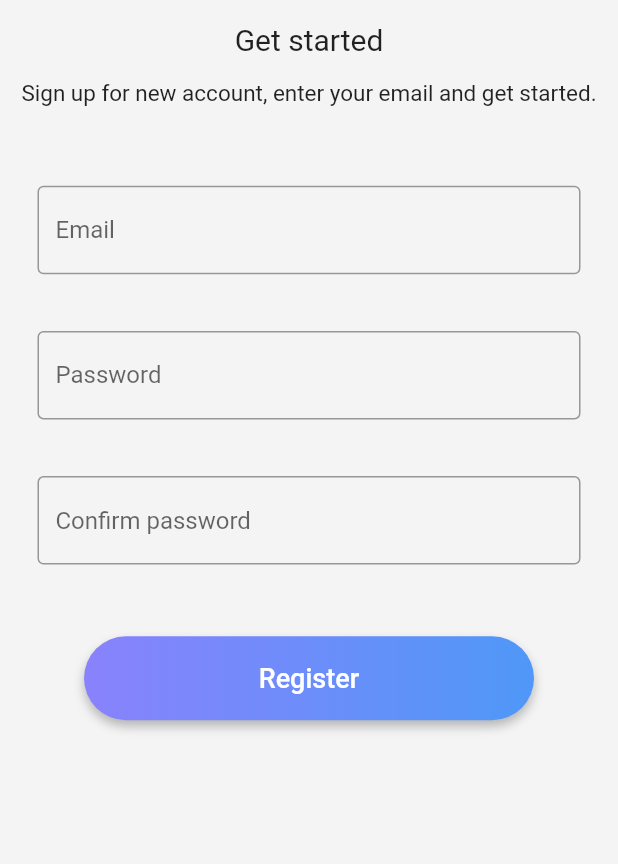
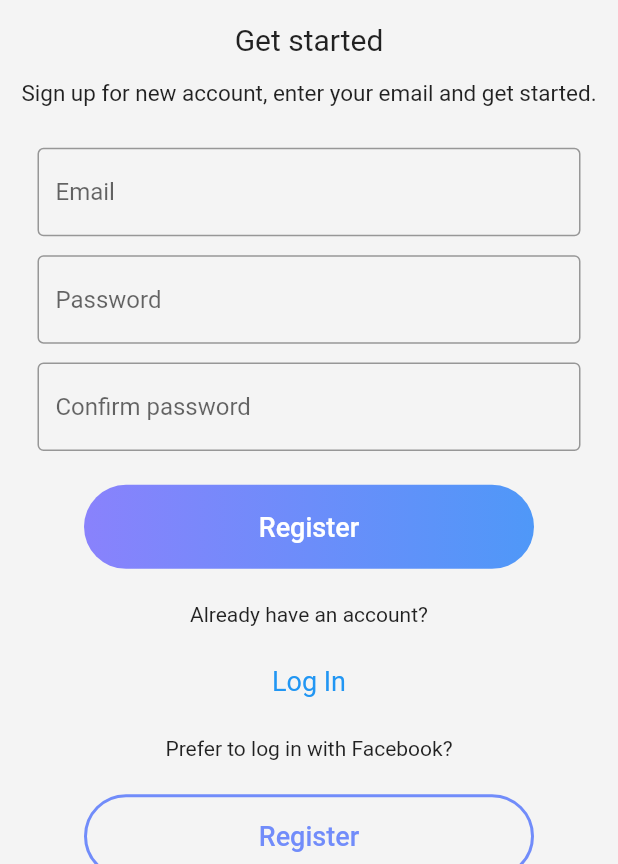
Before and after one commit to jp928/solo_traveller, a Flutter app: the GetStartScreen screen opened directly, on a phone screen of 412 x 824 dp, the part 372-1236 px from its top. Run offline on Flutter 3.47's test engine with Material 2 defaults, Android fonts, the light colour scheme and no system bars.

Commit message:
feat: add more styles on get start screen

```diff
--- a/lib/screens/get_start_screen.dart
+++ b/lib/screens/get_start_screen.dart
@@ -2,10 +2,13 @@ import 'package:flutter/material.dart';
 import 'package:solo_traveller/futures/register_future.dart';
 import 'package:solo_traveller/widgets/round_gradient_button.dart';
 
+import 'login_screen.dart';
+
 class GetStartScreen extends StatelessWidget {
   final TextEditingController _emailController = TextEditingController();
   final TextEditingController _passwordController = TextEditingController();
-  final TextEditingController _confirmPasswordController = TextEditingController();
+  final TextEditingController _confirmPasswordController =
+      TextEditingController();
 
   final _registerForm = GlobalKey<FormState>();
 
@@ -15,7 +18,8 @@ class GetStartScreen extends StatelessWidget {
       return;
     }
 
-    bool result = await register(_emailController.text, _passwordController.text);
+    bool result =
+        await register(_emailController.text, _passwordController.text);
 
     if (result) {
       Navigator.pop(context);
@@ -35,10 +39,14 @@ class GetStartScreen extends StatelessWidget {
         ),
         backgroundColor: Color(0xffF4F4F4),
         body: SafeArea(
+          child: GestureDetector(
+              onTap: () {
+                FocusScope.of(context).unfocus();
+              },
               child: SingleChildScrollView(
                   child: Container(
                 // height: 500,
-            height: 720,
+                height: 800,
                 child: Column(
                   mainAxisAlignment: MainAxisAlignment.start,
                   children: <Widget>[
@@ -66,7 +74,8 @@ class GetStartScreen extends StatelessWidget {
                               key: _registerForm,
                               child: Column(
                                 crossAxisAlignment: CrossAxisAlignment.center,
-                        mainAxisAlignment: MainAxisAlignment.spaceEvenly,
+                                mainAxisAlignment:
+                                    MainAxisAlignment.spaceEvenly,
                                 children: <Widget>[
                                   TextFormField(
                                     controller: _emailController,
@@ -75,21 +84,23 @@ class GetStartScreen extends StatelessWidget {
                                         return 'Please enter you email.';
                                       }
 
-                              if (RegExp(r'^(([^<>()[\]\\.,;:\s@\"]+(\.[^<>()[\]\\.,;:\s@\"]+)*)|(\".+\"))@((\[[0-9]{1,3}\.[0-9]{1,3}\.[0-9]{1,3}\.[0-9]{1,3}\])|(([a-zA-Z\-0-9]+\.)+[a-zA-Z]{2,}))$').hasMatch(text) == false) {
+                                      if (RegExp(r'^(([^<>()[\]\\.,;:\s@\"]+(\.[^<>()[\]\\.,;:\s@\"]+)*)|(\".+\"))@((\[[0-9]{1,3}\.[0-9]{1,3}\.[0-9]{1,3}\.[0-9]{1,3}\])|(([a-zA-Z\-0-9]+\.)+[a-zA-Z]{2,}))$')
+                                              .hasMatch(text) ==
+                                          false) {
                                         return 'Please enter a valid email.';
                                       }
                                       return null;
                                     },
                                     decoration: InputDecoration(
                                         border: OutlineInputBorder(
-                                    borderSide: new BorderSide(color: Color.fromRGBO(218, 218, 236, 1))
-                                ),
-
+                                            borderSide: new BorderSide(
+                                                color: Color.fromRGBO(
+                                                    218, 218, 236, 1))),
                                         focusedBorder: OutlineInputBorder(
-                                    borderSide: new BorderSide(color: Color.fromRGBO(79, 152, 248, 1))
-                                ),
-                                hintText: 'Email'
-                            ),
+                                            borderSide: new BorderSide(
+                                                color: Color.fromRGBO(
+                                                    79, 152, 248, 1))),
+                                        hintText: 'Email'),
                                     autocorrect: false,
                                   ),
                                   TextFormField(
@@ -103,11 +114,13 @@ class GetStartScreen extends StatelessWidget {
                                     },
                                     decoration: InputDecoration(
                                       border: OutlineInputBorder(
-                                  borderSide: new BorderSide(color: Color.fromRGBO(218, 218, 236, 1))
-                              ),
+                                          borderSide: new BorderSide(
+                                              color: Color.fromRGBO(
+                                                  218, 218, 236, 1))),
                                       focusedBorder: OutlineInputBorder(
-                                  borderSide: new BorderSide(color: Color.fromRGBO(79, 152, 248, 1))
-                              ),
+                                          borderSide: new BorderSide(
+                                              color: Color.fromRGBO(
+                                                  79, 152, 248, 1))),
                                       hintText: 'Password',
                                     ),
                                     autocorrect: false,
@@ -118,36 +131,69 @@ class GetStartScreen extends StatelessWidget {
                                     validator: (text) {
                                       if (text == null || text.isEmpty)
                                         return 'Please enter a password.';
-                              if (text != _confirmPasswordController.text)
+                                      if (text !=
+                                          _confirmPasswordController.text)
                                         return 'Confirm password has to match.';
 
                                       return null;
                                     },
                                     decoration: InputDecoration(
                                         border: OutlineInputBorder(
-                                    borderSide: new BorderSide(color: Color.fromRGBO(218, 218, 236, 1))
-                                ),
+                                            borderSide: new BorderSide(
+                                                color: Color.fromRGBO(
+                                                    218, 218, 236, 1))),
                                         focusedBorder: OutlineInputBorder(
-                                    borderSide: new BorderSide(color: Color.fromRGBO(79, 152, 248, 1))
-                                ),
-                                hintText: 'Confirm password'
-                            ),
+                                            borderSide: new BorderSide(
+                                                color: Color.fromRGBO(
+                                                    79, 152, 248, 1))),
+                                        hintText: 'Confirm password'),
                                     autocorrect: false,
                                     obscureText: true,
                                   ),
-
                                   RoundedGradientButton(
                                     buttonText: 'Register',
                                     width: 300,
                                     onPressed: () => _register(context),
                                   ),
+                                  Text('Already have an account?'),
+                                  TextButton(
+                                    style: TextButton.styleFrom(
+                                        shape: RoundedRectangleBorder(
+                                            borderRadius:
+                                                BorderRadius.circular(18.0)),
+                                        backgroundColor: Colors.transparent,
+                                        textStyle: TextStyle(fontSize: 18)),
+                                    // color: Colors.transparent,
+                                    // shape: RoundedRectangleBorder(
+                                    //     borderRadius: BorderRadius.circular(18.0)),
+                                    child: Text('Log In'),
+                                    onPressed: () {
+                                      Navigator.pushReplacement(
+                                          context,
+                                          new MaterialPageRoute(
+                                              builder: (context) =>
+                                                  new LoginScreen()));
+                                    },
+                                  ),
+                                  Text('Prefer to log in with Facebook?'),
+                                  RoundedGradientButton(
+                                    transparent: true,
+                                    buttonText: 'Register',
+                                    width: 300,
+                                    onPressed: () {
+                                      Navigator.pushReplacement(
+                                          context,
+                                          new MaterialPageRoute(
+                                              builder: (context) =>
+                                                  new LoginScreen()));
+                                    },
+                                  ),
                                 ],
                               ),
-                    )
-                ))
+                            )))
                   ],
                 ),
-          )),
+              ))),
         ));
   }
 }
--- a/lib/widgets/round_gradient_button.dart
+++ b/lib/widgets/round_gradient_button.dart
@@ -4,11 +4,13 @@ class RoundedGradientButton extends StatelessWidget {
   final String buttonText;
   final double width;
   final Function onPressed;
+  final bool transparent;
 
   RoundedGradientButton({
     required this.buttonText,
     required this.width,
     required this.onPressed,
+    this.transparent = false,
   });
 
   @override
@@ -17,11 +19,11 @@ class RoundedGradientButton extends StatelessWidget {
       padding: const EdgeInsets.all(10.0),
       child: Container(
         decoration: BoxDecoration(
-          boxShadow: [
-            BoxShadow(
-                color: Colors.black26, offset: Offset(0, 4), blurRadius: 5.0)
-          ],
-          gradient: LinearGradient(
+          // boxShadow: [
+          //   BoxShadow(
+          //       color: Colors.black26, offset: Offset(0, 4), blurRadius: 5.0)
+          // ],
+          gradient: this.transparent ? null : LinearGradient(
             begin: Alignment.centerLeft,
             end: Alignment.centerRight,
             stops: [0.0, 1.0],
@@ -30,7 +32,7 @@ class RoundedGradientButton extends StatelessWidget {
               Color.fromRGBO(79, 152, 248, 1)
             ],
           ),
-          color: Colors.deepPurple.shade300,
+          color: Color(0xffF4F4F4),
           borderRadius: BorderRadius.circular(28),
         ),
         child: ElevatedButton(
@@ -38,6 +40,11 @@ class RoundedGradientButton extends StatelessWidget {
             shape: MaterialStateProperty.all<RoundedRectangleBorder>(
               RoundedRectangleBorder(
                 borderRadius: BorderRadius.circular(28.0),
+                side: this.transparent ?
+                BorderSide(
+                  color: Color.fromRGBO(113, 140, 250, 1),
+                  width: 2
+                ) : BorderSide.none
               ),
             ),
             minimumSize: MaterialStateProperty.all(Size(width, 56)),
@@ -58,7 +65,7 @@ class RoundedGradientButton extends StatelessWidget {
               buttonText,
               style: TextStyle(
                 fontSize: 18,
-                color: Colors.white,
+                color: this.transparent ? Color.fromRGBO(113, 140, 250, 1) : Colors.white,
               ),
             ),
           ),
```
Also changed, not shown: lib/main.dart (+15 -32 lines). Lines whose indentation alone changed are shown as unchanged.
